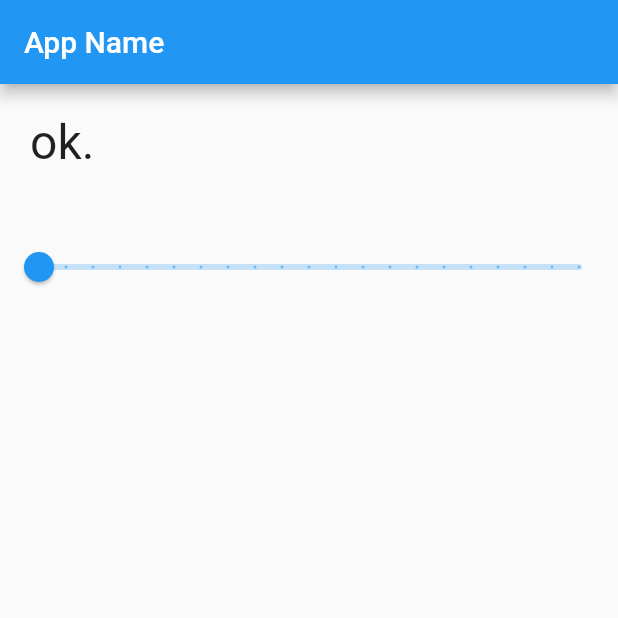
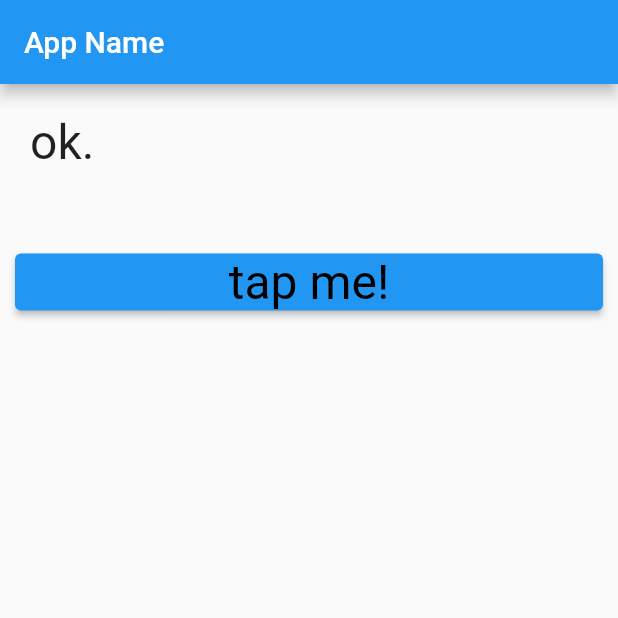
Before and after one commit to naokimakino/introduction-to-flutter3, a Flutter app: the screen it shows after launch, on a phone screen of 412 x 824 dp, the top half of it. Run offline on Flutter 3.47's test engine with Material 2 defaults, Android fonts, the phone set to English and light mode, and no system bars.

Commit message:
feat(chapter3): list3_16

```diff
--- a/chapter3/lib/main.dart
+++ b/chapter3/lib/main.dart
@@ -28,8 +28,7 @@ class MyHomePage extends StatefulWidget {
 }
 
 class _MyHomePageState extends State<MyHomePage> {
-  static var _message = 'ok.';
-  static var _value = 0.0;
+  static const _message = 'ok.';
 
   @override
   Widget build(BuildContext context) {
@@ -43,11 +42,11 @@ class _MyHomePageState extends State<MyHomePage> {
                 mainAxisSize: MainAxisSize.max,
                 crossAxisAlignment: CrossAxisAlignment.stretch,
                 children: <Widget>[
-              Padding(
-                padding: const EdgeInsets.all(20.0),
+              const Padding(
+                padding: EdgeInsets.all(20.0),
                 child: Text(
                   _message,
-                  style: const TextStyle(
+                  style: TextStyle(
                       fontSize: 32.0,
                       fontWeight: FontWeight.w400,
                       fontFamily: "Roboto"),
@@ -56,19 +55,30 @@ class _MyHomePageState extends State<MyHomePage> {
               const Padding(
                 padding: EdgeInsets.all(10.0),
               ),
-              Slider(
-                  onChanged: sliderChanged,
-                  min: 0.0,
-                  max: 100.0,
-                  divisions: 20,
-                  value: _value)
+              Padding(
+                padding: const EdgeInsets.all(10.0),
+                child: ElevatedButton(
+                  onPressed: buttonPressed,
+                  child: const Text(
+                    "tap me!",
+                    style: TextStyle(
+                      fontSize: 32.0,
+                      color: Color(0xff000000),
+                      fontWeight: FontWeight.w400,
+                      fontFamily: "Roboto",
+                    ),
+                  ),
+                ),
+              )
             ])));
   }
 
-  void sliderChanged(double value) {
-    setState(() {
-      _value = value.floorToDouble();
-      _message = 'set value: $_value';
-    });
+  void buttonPressed() {
+    showDialog(
+        context: context,
+        builder: (BuildContext context) => const AlertDialog(
+              title: Text("Hello!"),
+              content: Text("This is sample."),
+            ));
   }
 }
```
